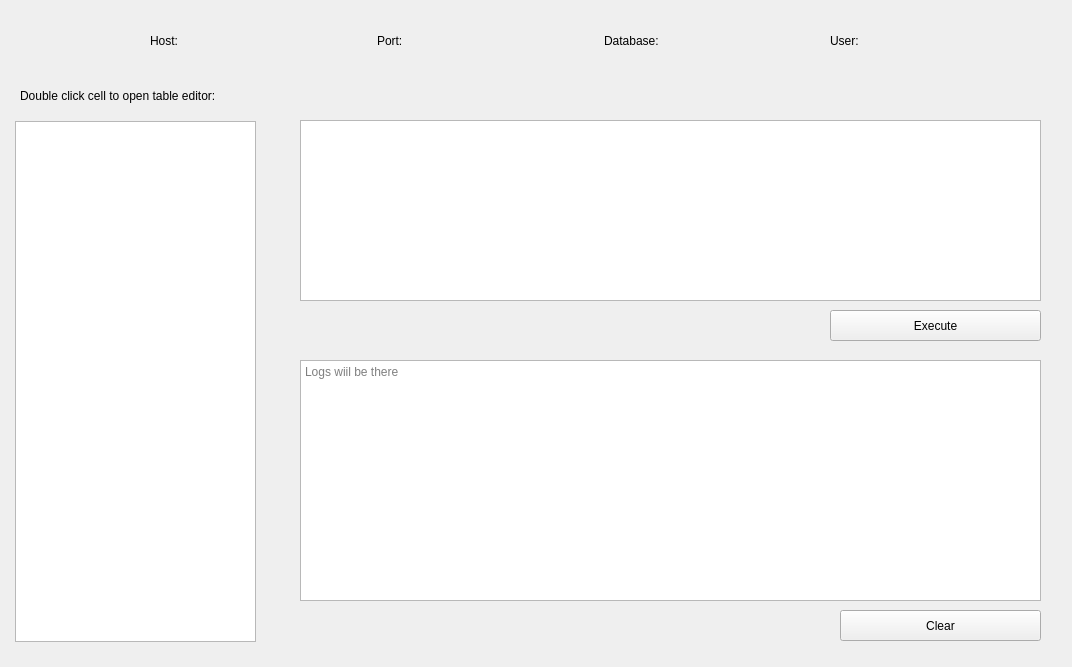
Before: the Qt Designer form SQL-viewer/Views/MainView.ui in krisanovdev/SQL-viewer, drawn with Qt 5.
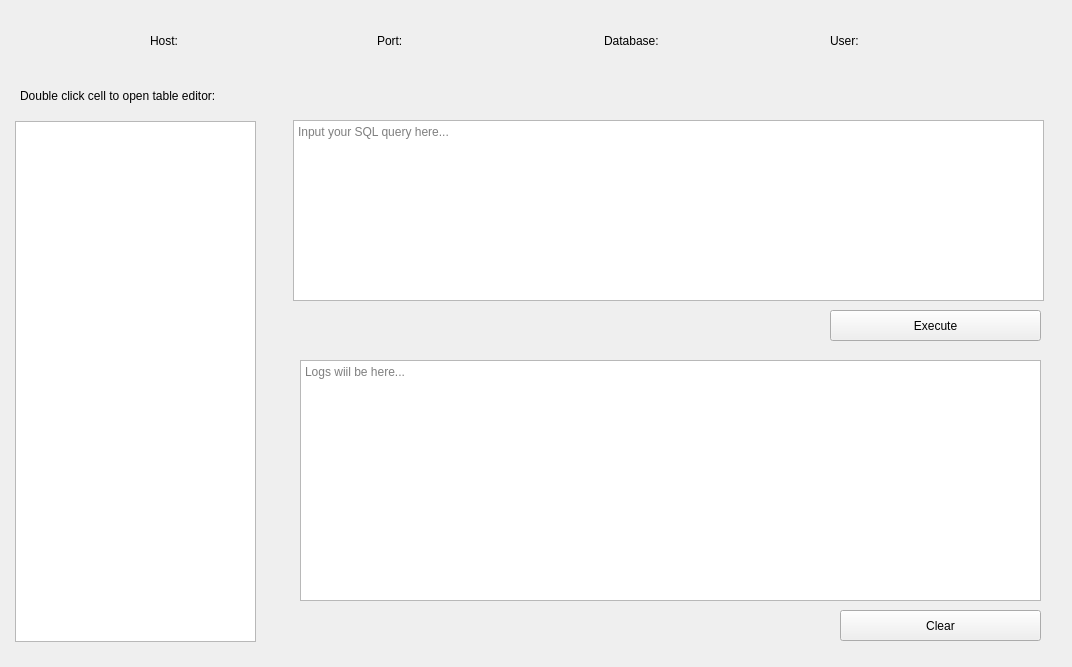
After: the same form once the commit is applied.

```diff
--- a/SQL-viewer/Views/MainView.ui
+++ b/SQL-viewer/Views/MainView.ui
@@ -38,34 +38,6 @@
     <set>QAbstractItemView::NoEditTriggers</set>
    </property>
   </widget>
-  <widget class="QPlainTextEdit" name="queryEditor">
-   <property name="geometry">
-    <rect>
-     <x>300</x>
-     <y>120</y>
-     <width>741</width>
-     <height>181</height>
-    </rect>
-   </property>
-   <property name="sizePolicy">
-    <sizepolicy hsizetype="Fixed" vsizetype="Fixed">
-     <horstretch>0</horstretch>
-     <verstretch>0</verstretch>
-    </sizepolicy>
-   </property>
-   <property name="font">
-    <font>
-     <family>Courier New</family>
-     <pointsize>10</pointsize>
-    </font>
-   </property>
-   <property name="plainText">
-    <string/>
-   </property>
-   <property name="placeholderText">
-    <string>Input your SQL query here...</string>
-   </property>
-  </widget>
   <widget class="QWidget" name="horizontalLayoutWidget">
    <property name="geometry">
     <rect>
@@ -161,7 +133,7 @@
     <bool>true</bool>
    </property>
    <property name="placeholderText">
-    <string>Logs wiil be there</string>
+    <string>Logs wiil be here...</string>
    </property>
   </widget>
   <widget class="QPushButton" name="btn_clear">
@@ -177,6 +149,19 @@
     <string>Clear</string>
    </property>
   </widget>
+  <widget class="QTextEdit" name="queryEditor">
+   <property name="geometry">
+    <rect>
+     <x>293</x>
+     <y>120</y>
+     <width>751</width>
+     <height>181</height>
+    </rect>
+   </property>
+   <property name="placeholderText">
+    <string>Input your SQL query here...</string>
+   </property>
+  </widget>
  </widget>
  <resources/>
  <connections/>
```
